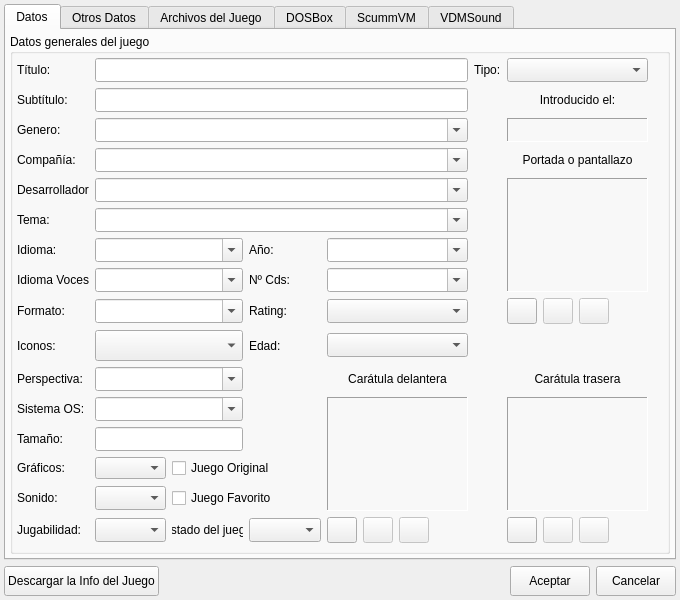
Before: the Qt Designer form ui/addedit_juego.ui in Monthy/gr-lida, drawn with Qt 5.
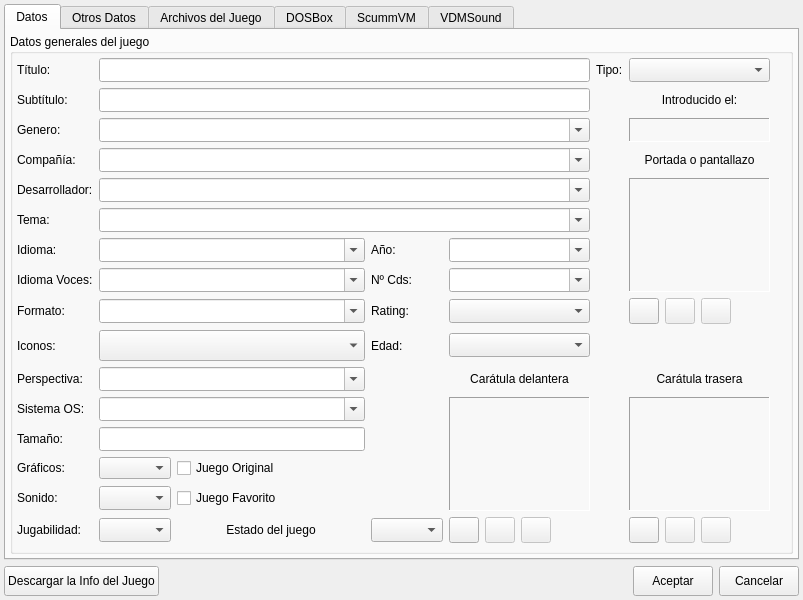
After: the same form once the commit is applied. Icons and pictures are not drawn. Custom widgets are drawn as their Qt base class.

Diff of the .ui file:
```diff
--- a/ui/addedit_juego.ui
+++ b/ui/addedit_juego.ui
@@ -6,7 +6,7 @@
    <rect>
     <x>0</x>
     <y>0</y>
-    <width>680</width>
+    <width>803</width>
     <height>600</height>
    </rect>
   </property>
```
